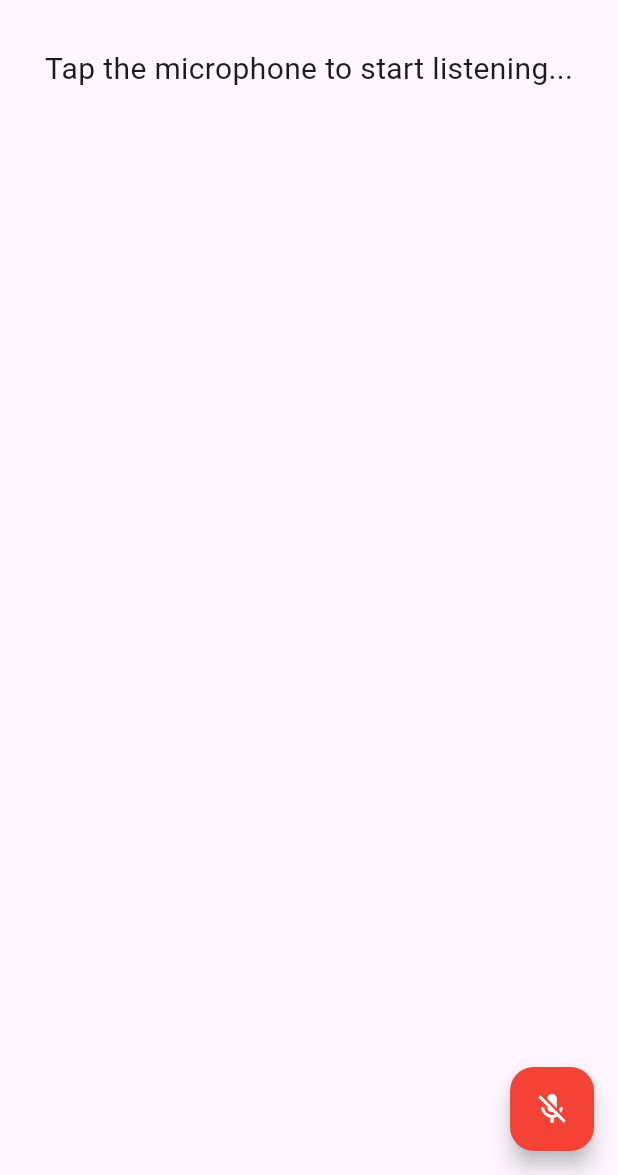
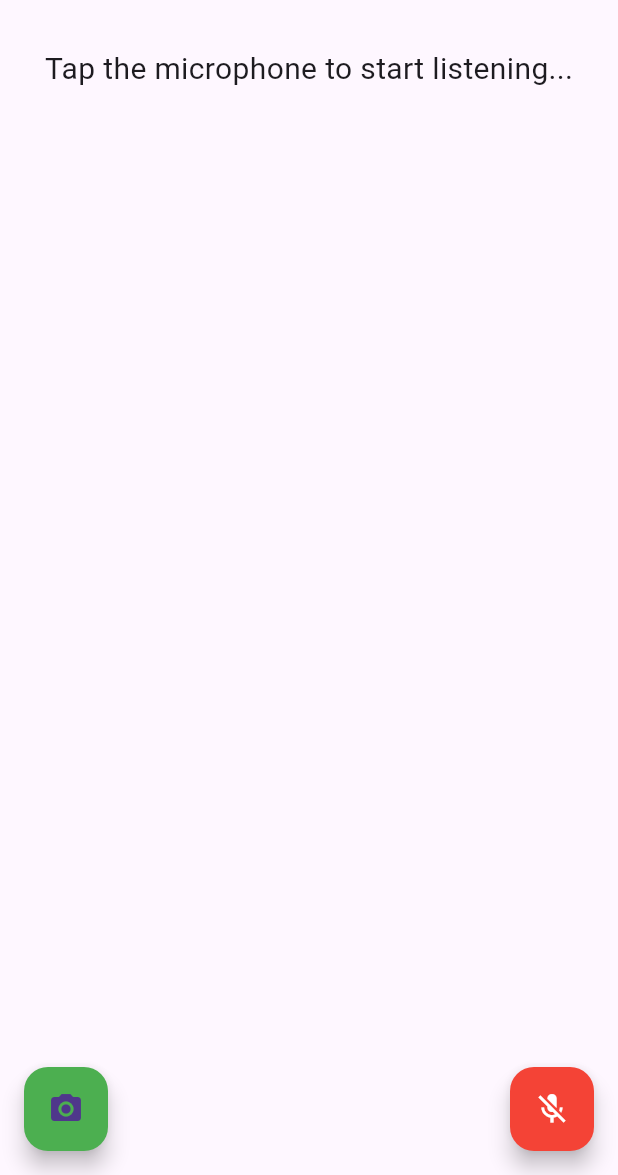
Before and after one commit to vision-crafters/VisionCrafters-G38, a Flutter app: the screen it shows after launch, on a phone screen of 412 x 824 dp, the part 61-1236 px from its top. Run offline on Flutter 3.47's test engine with Material 3 defaults, Android fonts, the phone set to English and light mode, and no system bars; our stand-ins replace speech_to_text.

Commit message:
Navigation done

```diff
--- a/Flutter/lib/Speech_To_Text.dart
+++ b/Flutter/lib/Speech_To_Text.dart
@@ -86,6 +86,7 @@ class _SpeechState extends State<Speech> {
           color: Colors.white,
         ),
       ),
+
     );
   }
 }
--- /dev/null
+++ b/Flutter/lib/camera.dart
@@ -0,0 +1,32 @@
+import 'package:flutter/material.dart';
+import 'package:flutter/widgets.dart';
+
+import 'gradient_container.dart';
+
+class MyApp2 extends StatelessWidget {
+  const MyApp2({Key? key}) : super(key: key);
+
+  @override
+  Widget build(BuildContext context) {
+    //i am returning a widget
+    //that's the reason i had written Widget first.
+    //i think build i a built-in method which i am overriding according to my
+    //convenience.
+
+    // return const MaterialApp(home: Scaffold(body: Text('Hello Dad!')));
+    //  this was before and whatever your seeing below is after adding
+    //the existing widget into another centre widget to make the hello dad
+    //to appear in centre of the screen
+    /*for performing the above thing you need to go and right click
+    on the Text and select the wrap with centre option */
+
+    return MaterialApp(
+      home: Scaffold(
+        // backgroundColor: Color.fromARGB(255, 131, 127, 89),
+        // for accessing the above features we need to click on
+        // ctrl+space bar.for broad variety of arguments
+        body: GradientContainer(),
+      ),
+    );
+  }
+}
--- a/Flutter/lib/main.dart
+++ b/Flutter/lib/main.dart
@@ -2,12 +2,14 @@ import 'package:flutter/material.dart';
 import 'package:flutterbasics/ChatScreen.dart';
 import 'package:flutterbasics/DashBoardScreen.dart';
 import 'package:flutterbasics/Speech_To_Text.dart';
+import 'camera.dart';
 
 void main() {
   runApp(MyApp());
 }
 
 class MyApp extends StatelessWidget {
+  const MyApp({super.key});
   @override
   Widget build(BuildContext context) {
     return MaterialApp(
@@ -20,6 +22,7 @@ class MyApp extends StatelessWidget {
 }
 
 class HomePage extends StatelessWidget {
+  const HomePage({super.key});
   @override
   Widget build(BuildContext context) {
     const isRecording = false;
@@ -31,7 +34,7 @@ class HomePage extends StatelessWidget {
           "Vision Crafters",
           style: TextStyle(
               color: Colors.black, fontSize: 20, fontWeight: FontWeight.bold),
-        ),
+        ), //heading.
         actions: [
           IconButton(
             icon: const Icon(
@@ -47,6 +50,19 @@ class HomePage extends StatelessWidget {
         child: DashBoardScreen(),
       ),
       body: const Speech(),
+      floatingActionButton: FloatingActionButton(
+        heroTag: 'uniqueTag1', // Unique tag assigned here
+        onPressed: () {
+          Navigator.push(
+            context,
+            MaterialPageRoute(builder: (context) => const MyApp2()),
+          );
+        },
+        child: const Icon(Icons.camera_alt),
+        backgroundColor: Colors.green,
+        tooltip: 'Open camera',
+      ),
+      floatingActionButtonLocation: FloatingActionButtonLocation.startFloat,
     );
   }
 }
```
Also changed, not shown: Flutter/lib/gradient_container.dart (added, +76 -0 lines), Flutter/lib/styled_text.dart (added, +16 -0 lines).
